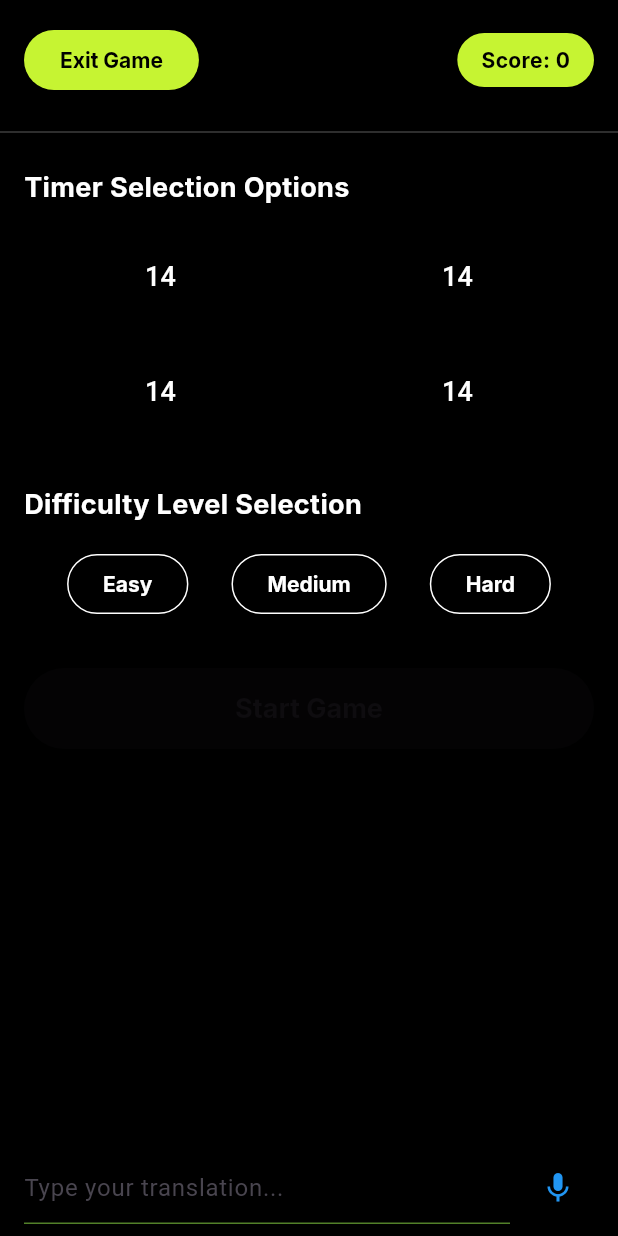
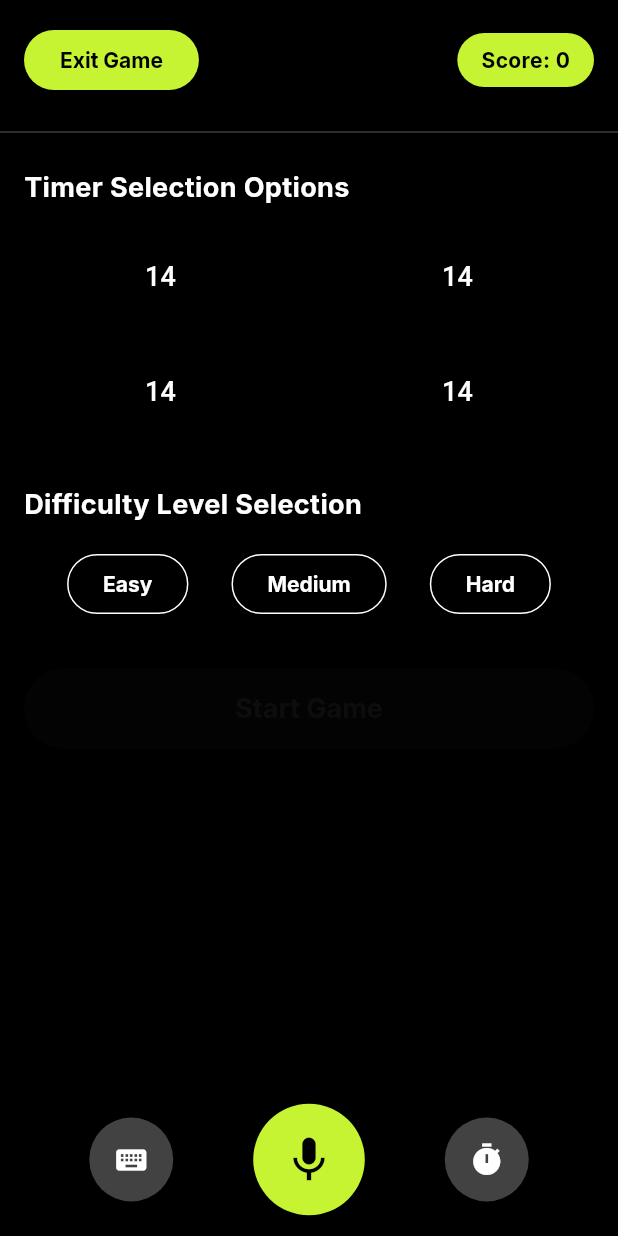
Before and after one commit to faridrazza/frontapp, a Flutter app: the RapidTranslationGameScreen screen opened directly, on a phone screen of 412 x 824 dp. Run offline on Flutter 3.47's test engine with Material 3 defaults, Android fonts, the phone set to English and light mode, and no system bars; our stand-ins replace dio, equatable, flutter_bloc, flutter_secure_storage, google_fonts, intl_phone_number_input and 3 more; missing offline and left inert: flutter_sound; accounts and stored records are empty.

Commit message:
rapid working

```diff
--- a/lib/features/rapid_translation/presentation/screens/rapid_translation_game_screen.dart
+++ b/lib/features/rapid_translation/presentation/screens/rapid_translation_game_screen.dart
@@ -226,31 +226,68 @@ class _RapidTranslationGameScreenState extends State<RapidTranslationGameScreen>
 
   Widget _buildBottomActions() {
     return Container(
-      padding: EdgeInsets.symmetric(horizontal: 16, vertical: 8),
+      padding: EdgeInsets.symmetric(vertical: 20),
       child: Row(
+        mainAxisAlignment: MainAxisAlignment.spaceEvenly,
         children: [
-          Expanded(
-            child: TextField(
-              controller: _textController,
-              decoration: InputDecoration(
-                hintText: 'Type your translation...',
-                border: OutlineInputBorder(),
-              ),
-              onSubmitted: (value) {
-                if (value.isNotEmpty) {
-                  _submitTranslation(value);
-                  _textController.clear();
-                }
-              },
+          // Text Input Button
+          _buildCircularButton(
+            onPressed: _showTextInput,
+            backgroundColor: Colors.grey[800]!,
+            icon: Icons.keyboard,
+            iconColor: Colors.white,
+          ),
+          // Microphone Button
+          Transform.scale(
+            scale: 1.2,
+            child: _buildCircularButton(
+              onPressed: _isListening ? _stopListening : _startListening,
+              backgroundColor: Color(0xFFC6F432),
+              icon: _isListening ? Icons.mic_off : Icons.mic,
+              iconColor: Colors.black,
+              iconSize: 30,
             ),
           ),
-          SizedBox(width: 8),
-          IconButton(
-            icon: Icon(_isListening ? Icons.mic_off : Icons.mic),
-            color: _isListening ? Colors.red : Colors.blue,
-            onPressed: _isListening ? _stopListening : _startListening,
+          // Timer Button
+          _buildCircularButton(
+            onPressed: () {
+              // Implement timer functionality if needed
+            },
+            backgroundColor: Colors.grey[800]!,
+            icon: Icons.timer,
+            iconColor: Colors.white,
           ),
         ],
+      ),
+    );
+  }
+
+  Widget _buildCircularButton({
+    required VoidCallback onPressed,
+    required Color backgroundColor,
+    required IconData icon,
+    required Color iconColor,
+    double iconSize = 24,
+  }) {
+    return Container(
+      decoration: BoxDecoration(
+        shape: BoxShape.circle,
+        color: backgroundColor,
+      ),
+      child: Material(
+        color: Colors.transparent,
+        child: InkWell(
+          onTap: onPressed,
+          customBorder: CircleBorder(),
+          child: Padding(
+            padding: EdgeInsets.all(16),
+            child: Icon(
+              icon,
+              color: iconColor,
+              size: iconSize,
+            ),
+          ),
+        ),
       ),
     );
   }
@@ -444,26 +481,50 @@ class _RapidTranslationGameScreenState extends State<RapidTranslationGameScreen>
   void _showTextInput() {
     showModalBottomSheet(
       context: context,
+      isScrollControlled: true,
       builder: (BuildContext context) {
         return Padding(
-          padding: EdgeInsets.all(16),
+          padding: EdgeInsets.only(
+            bottom: MediaQuery.of(context).viewInsets.bottom,
+            left: 16,
+            right: 16,
+            top: 16,
+          ),
           child: Column(
             mainAxisSize: MainAxisSize.min,
             children: [
               TextField(
                 controller: _textController,
                 decoration: InputDecoration(
-                  hintText: 'Type your translation here',
+                  hintText: 'Type your translation...',
+                  border: OutlineInputBorder(),
+                  filled: true,
+                  fillColor: Colors.black,
                 ),
+                autofocus: true,
               ),
               SizedBox(height: 16),
               ElevatedButton(
                 onPressed: () {
-                  _submitTranslation(_textController.text);
-                  Navigator.pop(context);
-                  _textController.clear();
+                  if (_textController.text.isNotEmpty) {
+                    setState(() {
+                      _chatMessages.add(ChatMessage(
+                        text: _textController.text,
+                        isSystem: false,
+                        isError: false,
+                      ));
+                    });
+                    _submitTranslation(_textController.text);
+                    Navigator.pop(context);
+                    _textController.clear();
+                    _scrollToBottom();
+                  }
                 },
                 child: Text('Submit'),
+                style: ElevatedButton.styleFrom(
+                  backgroundColor: Color(0xFFC6F432),
+                  foregroundColor: Colors.black,
+                ),
               ),
             ],
           ),
```
